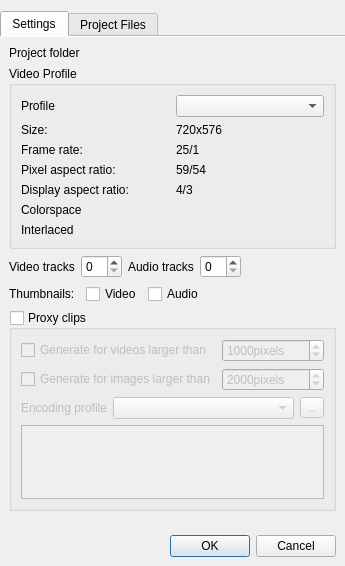
Old version of the form src/widgets/projectsettings_ui.ui in the repository KDE/kdenlive.
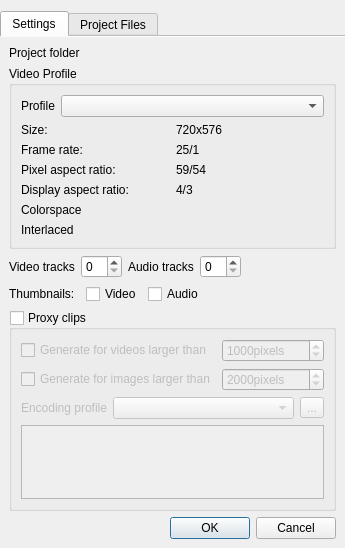
New version of the form. Custom widgets are drawn as their Qt base class.

```diff
--- a/src/widgets/projectsettings_ui.ui
+++ b/src/widgets/projectsettings_ui.ui
@@ -6,8 +6,8 @@
    <rect>
     <x>0</x>
     <y>0</y>
-    <width>332</width>
-    <height>529</height>
+    <width>337</width>
+    <height>523</height>
    </rect>
   </property>
   <property name="windowTitle">
@@ -23,41 +23,6 @@
    <property name="bottomMargin">
     <number>0</number>
    </property>
-   <item row="1" column="0" colspan="2">
-    <widget class="QFrame" name="frame">
-     <property name="frameShape">
-      <enum>QFrame::NoFrame</enum>
-     </property>
-     <property name="frameShadow">
-      <enum>QFrame::Raised</enum>
-     </property>
-     <layout class="QGridLayout" name="gridLayout_5">
-      <item row="1" column="0">
-       <widget class="QDialogButtonBox" name="buttonBox">
-        <property name="orientation">
-         <enum>Qt::Horizontal</enum>
-        </property>
-        <property name="standardButtons">
-         <set>QDialogButtonBox::Cancel|QDialogButtonBox::Ok</set>
-        </property>
-       </widget>
-      </item>
-      <item row="0" column="0">
-       <spacer name="verticalSpacer">
-        <property name="orientation">
-         <enum>Qt::Vertical</enum>
-        </property>
-        <property name="sizeHint" stdset="0">
-         <size>
-          <width>20</width>
-          <height>40</height>
-         </size>
-        </property>
-       </spacer>
-      </item>
-     </layout>
-    </widget>
-   </item>
    <item row="0" column="0" colspan="2">
     <widget class="QTabWidget" name="tabWidget">
      <property name="currentIndex">
@@ -87,15 +52,26 @@
           <string>Video Profile</string>
          </property>
          <layout class="QGridLayout" name="gridLayout">
-          <item row="0" column="0">
-           <widget class="QLabel" name="label">
-            <property name="text">
-             <string>Profile</string>
-            </property>
-           </widget>
-          </item>
-          <item row="0" column="1">
-           <widget class="KComboBox" name="profiles_list"/>
+          <item row="0" column="0" colspan="2">
+           <layout class="QHBoxLayout" name="horizontalLayout">
+            <item>
+             <widget class="QLabel" name="label">
+              <property name="text">
+               <string>Profile</string>
+              </property>
+             </widget>
+            </item>
+            <item>
+             <widget class="KComboBox" name="profiles_list">
+              <property name="sizePolicy">
+               <sizepolicy hsizetype="MinimumExpanding" vsizetype="Fixed">
+                <horstretch>0</horstretch>
+                <verstretch>0</verstretch>
+               </sizepolicy>
+              </property>
+             </widget>
+            </item>
+           </layout>
           </item>
           <item row="1" column="0">
            <widget class="QLabel" name="label_5">
@@ -167,7 +143,7 @@
             </property>
            </widget>
           </item>
-          <item row="6" column="0" colspan="2">
+          <item row="6" column="0">
            <widget class="QLabel" name="p_progressive">
             <property name="text">
              <string>Interlaced</string>
@@ -352,6 +328,29 @@
          </layout>
         </widget>
        </item>
+       <item row="6" column="0" colspan="4">
+        <widget class="QDialogButtonBox" name="buttonBox">
+         <property name="orientation">
+          <enum>Qt::Horizontal</enum>
+         </property>
+         <property name="standardButtons">
+          <set>QDialogButtonBox::Cancel|QDialogButtonBox::Ok</set>
+         </property>
+        </widget>
+       </item>
+       <item row="5" column="2">
+        <spacer name="verticalSpacer">
+         <property name="orientation">
+          <enum>Qt::Vertical</enum>
+         </property>
+         <property name="sizeHint" stdset="0">
+          <size>
+           <width>20</width>
+           <height>40</height>
+          </size>
+         </property>
+        </spacer>
+       </item>
       </layout>
      </widget>
      <widget class="QWidget" name="tab_2">
```
